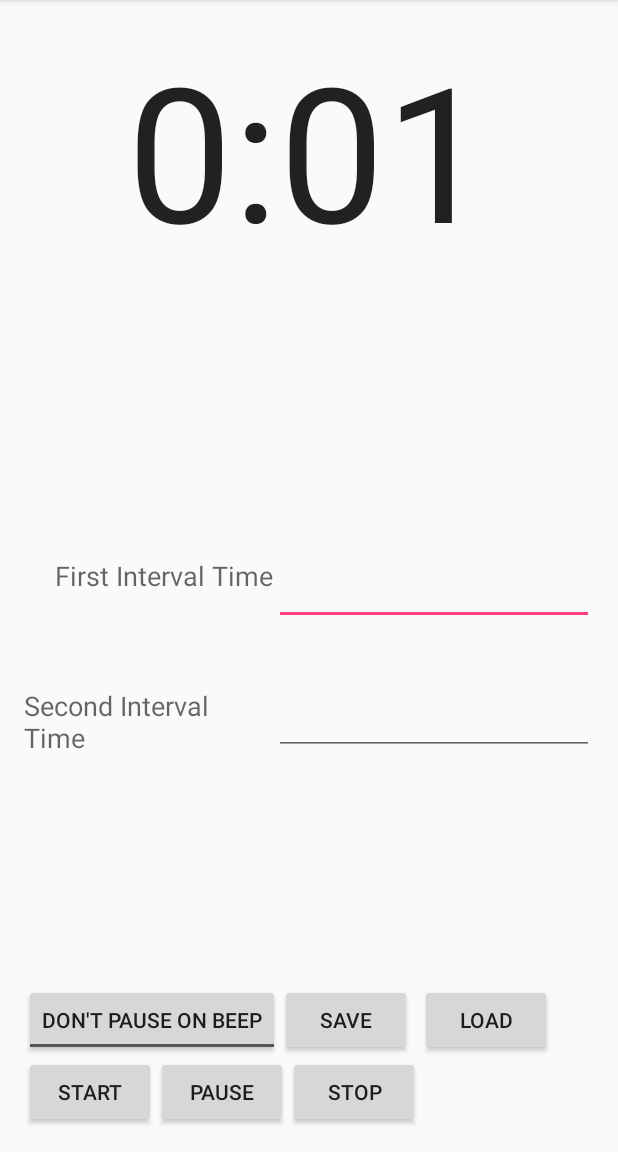
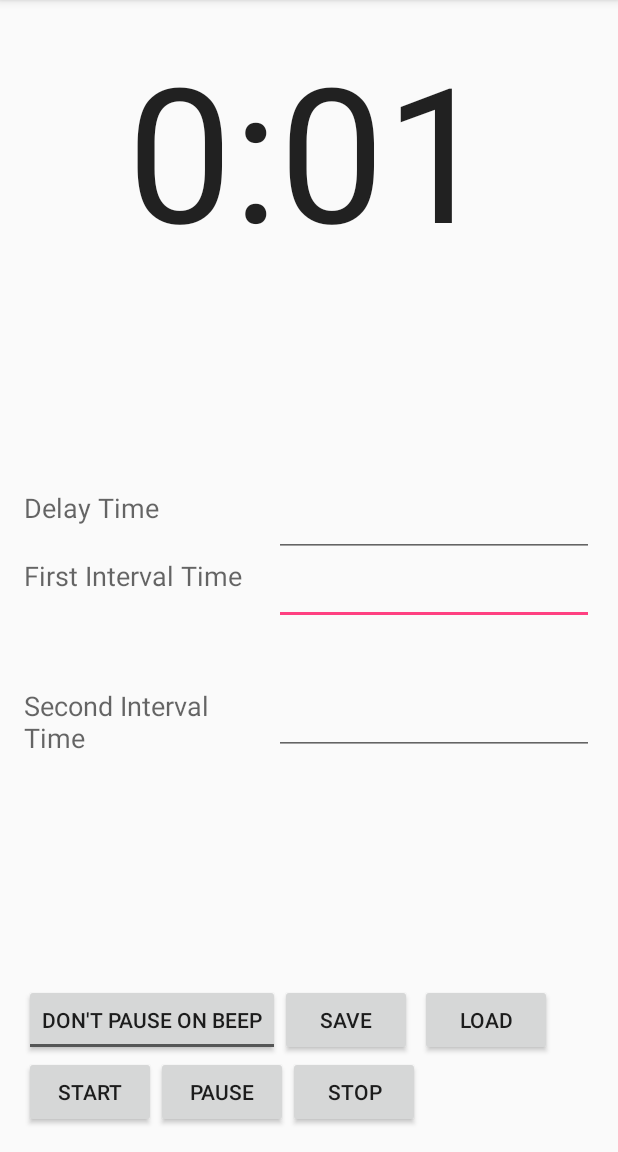
Before and after one commit to CraigEggen/Timer, an Android app: the screen it shows after launch (MainActivity), after a tap on "START", on a phone screen of 412 x 824 dp, the part 84-1236 px from its top. Run offline under Robolectric (Android 15) with nearby library versions, the light colour scheme and no system bars; 2 statements that could not run were skipped.

Commit message:
Delay and parsing

```diff
--- a/src/main/java/com/example/craig/intervaltimer/MainActivity.java
+++ b/src/main/java/com/example/craig/intervaltimer/MainActivity.java
@@ -11,6 +11,7 @@ import android.widget.EditText;
 import android.widget.RadioButton;
 import android.widget.TextView;
 import android.widget.ToggleButton;
+import com.example.craig.intervaltimer.utils;
 
 
 public class MainActivity extends AppCompatActivity {
@@ -23,6 +24,7 @@ public class MainActivity extends AppCompatActivity {
     boolean timerGo;
     Context thingy = this;
     int lastTime = 0;
+    Integer delayTime;
     Integer int1Time;
     Integer int2Time;
     int round;
@@ -60,15 +62,30 @@ public class MainActivity extends AppCompatActivity {
         else{
             startTime = (int) System.currentTimeMillis() / 1000;
             round = 1;
+
+            EditText delayText = (EditText) findViewById(R.id.delayVal);
+            String delayString = delayText.getText().toString();
+            delayTime = utils.ParseToSeconds(delayString);
+
+            if(delayTime != 0){
+                round = 2;
+                lastTime = startTime;
+                startTime += delayTime;
+            }
+
+
+
             EditText editText = (EditText) findViewById(R.id.int1Time);
 
-            //TODO:: Parse colons, nulls
-            int1Time = Integer.parseInt(editText.getText().toString());
+            //TODO:: Make stable in case of bad input
+            String int1String = editText.getText().toString();
+            int1Time = utils.ParseToSeconds(int1String);
 
             EditText editText2 = (EditText) findViewById(R.id.int2Time);
 
-            //TODO:: Parse colons, nulls
-            int2Time = Integer.parseInt(editText2.getText().toString());
+            String int2String = editText2.getText().toString();
+            int2Time = utils.ParseToSeconds(int2String);
+
             isPaused = false;
             handler.post(timerTick);
 
@@ -147,12 +164,16 @@ public class MainActivity extends AppCompatActivity {
 
 
             TextView e = (TextView) findViewById(R.id.timer);
+            String testString = "";
             currentTime = (int) System.currentTimeMillis() / 1000 - startTime;
-            String seconds = Integer.toString(currentTime % 60);
+            String seconds = Integer.toString(Math.abs(currentTime % 60));
+            if (currentTime%60<0){
+                testString += "-";
+            }
             if (seconds.length() == 1) {
                 seconds = "0" + seconds;
             }
-            String testString = Integer.toString(currentTime / 60) + ":" + seconds;
+            testString += Integer.toString(currentTime / 60) + ":" + seconds;
             e.setText(testString);
 
             if (lastTime != currentTime) {
--- a/src/main/res/layout/activity_main.xml
+++ b/src/main/res/layout/activity_main.xml
@@ -36,8 +36,8 @@
         android:text="@string/edit_message"
         android:id="@+id/interval1"
         android:layout_centerVertical="true"
-        android:layout_toLeftOf="@+id/int1Time"
-        android:layout_toStartOf="@+id/int1Time" />
+        android:layout_alignParentLeft="true"
+        android:layout_alignParentStart="true" />
 
     <EditText
         android:layout_width="wrap_content"
@@ -121,5 +121,27 @@
         android:layout_toEndOf="@+id/button2"
         android:onClick="onLoad" />
 
+    <EditText
+        android:layout_width="wrap_content"
+        android:layout_height="wrap_content"
+        android:inputType="time"
+        android:ems="10"
+        android:id="@+id/delayVal"
+        android:layout_above="@+id/interval1"
+        android:layout_toEndOf="@+id/interval1"
+        android:layout_alignLeft="@+id/int1Time"
+        android:layout_alignStart="@+id/int1Time" />
+
+    <TextView
+        android:layout_width="wrap_content"
+        android:layout_height="wrap_content"
+        android:textAppearance="?android:attr/textAppearanceMedium"
+        android:text="@string/delay_message"
+        android:id="@+id/textView"
+        android:layout_alignBottom="@+id/delayVal"
+        android:layout_alignParentLeft="true"
+        android:layout_alignParentStart="true"
+        android:layout_alignTop="@+id/delayVal" />
+
 
 </RelativeLayout>
--- a/src/main/res/values/strings.xml
+++ b/src/main/res/values/strings.xml
@@ -2,6 +2,7 @@
     <string name="app_name">IntervalTimer</string>
     <string name="edit_message">First Interval Time</string>
     <string name="edit_message2">Second Interval Time</string>
+    <string name="delay_message">Delay Time</string>
     <string name="button_send">Start</string>
     <string name="button_end">Stop</string>
     <string name="pause_button">Pause</string>
```
Also changed, not shown: src/main/java/com/example/craig/intervaltimer/utils.java (added, +30 -0 lines).
